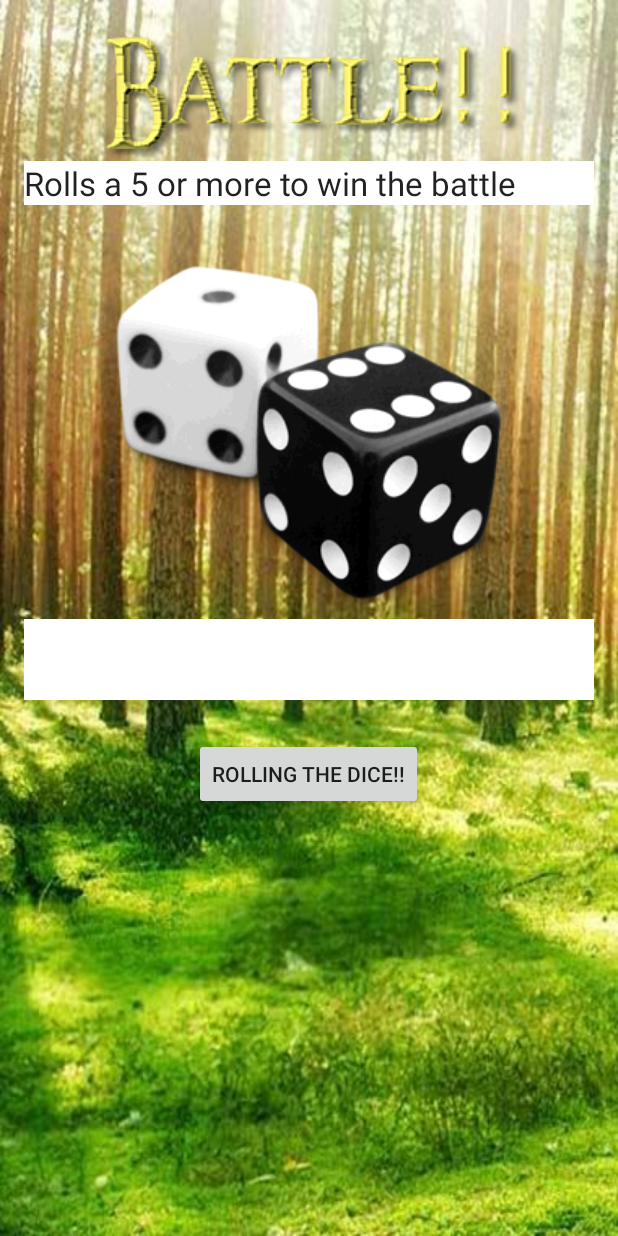
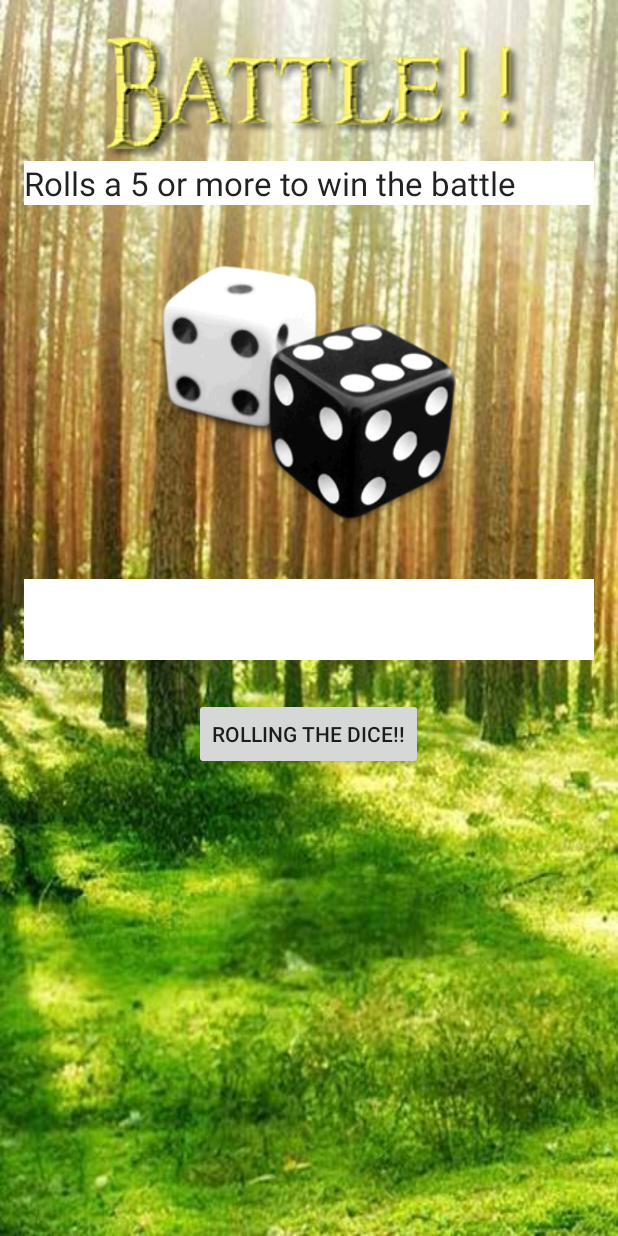
Before and after one commit to migueloxx/LibroJuego, an Android app: the Battle1 screen opened directly, with no data from a screen before it, on a phone screen of 412 x 824 dp. Run offline under Robolectric (Android 15) with nearby library versions, the phone set to English and light mode, and no system bars.

Commit message:
Añadida compatibilidad para pantallas large y xlarge

```diff
--- a/app/src/main/res/layout-large/activity_battle1.xml
+++ b/app/src/main/res/layout-large/activity_battle1.xml
@@ -32,7 +32,7 @@
         android:id="@+id/imageView4"
         android:layout_gravity="center_horizontal"
         android:src="@drawable/dados"
-        android:layout_marginTop="170dp" />
+        android:layout_marginTop="140dp" />
 
     <Button
         android:layout_width="wrap_content"
--- a/app/src/main/res/layout/activity_battle1.xml
+++ b/app/src/main/res/layout/activity_battle1.xml
@@ -27,8 +27,8 @@
         android:background="#ffffff" />
 
     <ImageView
-        android:layout_width="wrap_content"
-        android:layout_height="wrap_content"
+        android:layout_width="196dp"
+        android:layout_height="179dp"
         android:id="@+id/imageView4"
         android:layout_gravity="center_horizontal"
         android:src="@drawable/dados"
@@ -43,7 +43,8 @@
         android:minHeight="40dp"
         android:background="#ffffff"
         android:textSize="40dp"
-        android:textAlignment="center" />
+        android:textAlignment="center"
+        android:layout_marginTop="30dp" />
 
     <Button
         android:layout_width="wrap_content"
--- a/app/src/main/res/layout/activity_pantalla_final.xml
+++ b/app/src/main/res/layout/activity_pantalla_final.xml
@@ -20,7 +20,7 @@
         android:paddingRight="15dp"
         android:paddingLeft="15dp"
         android:layout_width="wrap_content"
-        android:layout_height="450dp" />
+        android:layout_height="500dp" />
 
     <ImageView
         android:layout_width="352dp"
--- a/app/src/main/res/layout/activity_pantalla_final2.xml
+++ b/app/src/main/res/layout/activity_pantalla_final2.xml
@@ -20,7 +20,7 @@
         android:paddingRight="15dp"
         android:paddingLeft="15dp"
         android:layout_width="match_parent"
-        android:layout_height="288dp" />
+        android:layout_height="500dp" />
 
     <ImageView
         android:layout_width="352dp"
```
Also changed, not shown: app/src/main/res/drawable/caperucitapresentacion.jpg (deleted), app/src/main/res/drawable/caperucitapresentacion1.jpg (deleted), app/src/main/res/drawable/dadoslarge.png (added), app/src/main/res/drawable/imagen1large.jpg (added), app/src/main/res/drawable/imagen2large.jpg (added), app/src/main/res/drawable/imagen3large.jpg (added), app/src/main/res/drawable/imagen4large.jpg (added), app/src/main/res/drawable/imagen5large.jpg (added), app/src/main/res/drawable/textura1.jpg (deleted), 1 other file.
